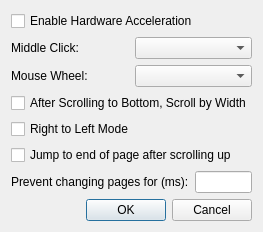
Above: settings_dialog.ui from nikola-kocic/KIV before the change. Below: the same form after it.
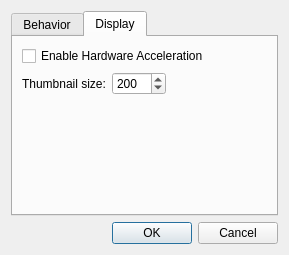
That is the form after the change. The open tabs and pages were chosen to show the change.

Commit message: Added setting for thumbnail size, added tabs to settings dialog and some optimizations

What changed in the file:
```diff
--- a/settings_dialog.ui
+++ b/settings_dialog.ui
@@ -6,8 +6,8 @@
    <rect>
     <x>0</x>
     <y>0</y>
-    <width>237</width>
-    <height>200</height>
+    <width>268</width>
+    <height>245</height>
    </rect>
   </property>
   <property name="windowTitle">
@@ -15,12 +15,15 @@
   </property>
   <layout class="QVBoxLayout" name="verticalLayout">
    <item>
-    <widget class="QCheckBox" name="cbHardwareAcceleration">
-     <property name="text">
-      <string>Enable Hardware Acceleration</string>
+    <widget class="QTabWidget" name="tabWidget">
+     <property name="currentIndex">
+      <number>0</number>
      </property>
-    </widget>
-   </item>
+     <widget class="QWidget" name="tab">
+      <attribute name="title">
+       <string>Behavior</string>
+      </attribute>
+      <layout class="QVBoxLayout" name="verticalLayout_2">
    <item>
     <layout class="QHBoxLayout" name="horizontalLayout">
      <item>
@@ -33,6 +36,19 @@
      <item>
       <widget class="QComboBox" name="ddMiddleClick"/>
      </item>
+         <item>
+          <spacer name="horizontalSpacer_3">
+           <property name="orientation">
+            <enum>Qt::Horizontal</enum>
+           </property>
+           <property name="sizeHint" stdset="0">
+            <size>
+             <width>40</width>
+             <height>20</height>
+            </size>
+           </property>
+          </spacer>
+         </item>
     </layout>
    </item>
    <item>
@@ -47,6 +63,19 @@
      <item>
       <widget class="QComboBox" name="ddWheel"/>
      </item>
+         <item>
+          <spacer name="horizontalSpacer_4">
+           <property name="orientation">
+            <enum>Qt::Horizontal</enum>
+           </property>
+           <property name="sizeHint" stdset="0">
+            <size>
+             <width>40</width>
+             <height>20</height>
+            </size>
+           </property>
+          </spacer>
+         </item>
     </layout>
    </item>
    <item>
@@ -80,15 +109,31 @@
       </widget>
      </item>
      <item>
-      <widget class="QLineEdit" name="tbWaitTime">
-       <property name="inputMethodHints">
-        <set>Qt::ImhFormattedNumbersOnly</set>
-       </property>
-       <property name="maxLength">
-        <number>4</number>
+          <widget class="QSpinBox" name="sbWaitTime">
+           <property name="minimum">
+            <number>0</number>
+           </property>
+           <property name="maximum">
+            <number>10000</number>
+           </property>
+           <property name="singleStep">
+            <number>100</number>
        </property>
       </widget>
      </item>
+         <item>
+          <spacer name="horizontalSpacer_2">
+           <property name="orientation">
+            <enum>Qt::Horizontal</enum>
+           </property>
+           <property name="sizeHint" stdset="0">
+            <size>
+             <width>40</width>
+             <height>20</height>
+            </size>
+           </property>
+          </spacer>
+         </item>
     </layout>
    </item>
    <item>
@@ -103,6 +148,77 @@
       </size>
      </property>
     </spacer>
+       </item>
+      </layout>
+     </widget>
+     <widget class="QWidget" name="tab_2">
+      <attribute name="title">
+       <string>Display</string>
+      </attribute>
+      <layout class="QVBoxLayout" name="verticalLayout_3">
+       <item>
+        <widget class="QCheckBox" name="cbHardwareAcceleration">
+         <property name="text">
+          <string>Enable Hardware Acceleration</string>
+         </property>
+        </widget>
+       </item>
+       <item>
+        <layout class="QHBoxLayout" name="horizontalLayout_4">
+         <item>
+          <widget class="QLabel" name="label_4">
+           <property name="text">
+            <string>Thumbnail size:</string>
+           </property>
+          </widget>
+         </item>
+         <item>
+          <widget class="QSpinBox" name="sbThumbSize">
+           <property name="minimum">
+            <number>20</number>
+           </property>
+           <property name="maximum">
+            <number>1000</number>
+           </property>
+           <property name="singleStep">
+            <number>10</number>
+           </property>
+           <property name="value">
+            <number>200</number>
+           </property>
+          </widget>
+         </item>
+         <item>
+          <spacer name="horizontalSpacer">
+           <property name="orientation">
+            <enum>Qt::Horizontal</enum>
+           </property>
+           <property name="sizeHint" stdset="0">
+            <size>
+             <width>40</width>
+             <height>20</height>
+            </size>
+           </property>
+          </spacer>
+         </item>
+        </layout>
+       </item>
+       <item>
+        <spacer name="verticalSpacer_2">
+         <property name="orientation">
+          <enum>Qt::Vertical</enum>
+         </property>
+         <property name="sizeHint" stdset="0">
+          <size>
+           <width>20</width>
+           <height>40</height>
+          </size>
+         </property>
+        </spacer>
+       </item>
+      </layout>
+     </widget>
+    </widget>
    </item>
    <item>
     <widget class="QDialogButtonBox" name="buttonBox">
```
Lines whose indentation alone changed are shown as unchanged. The commit also changes 10 other files.
